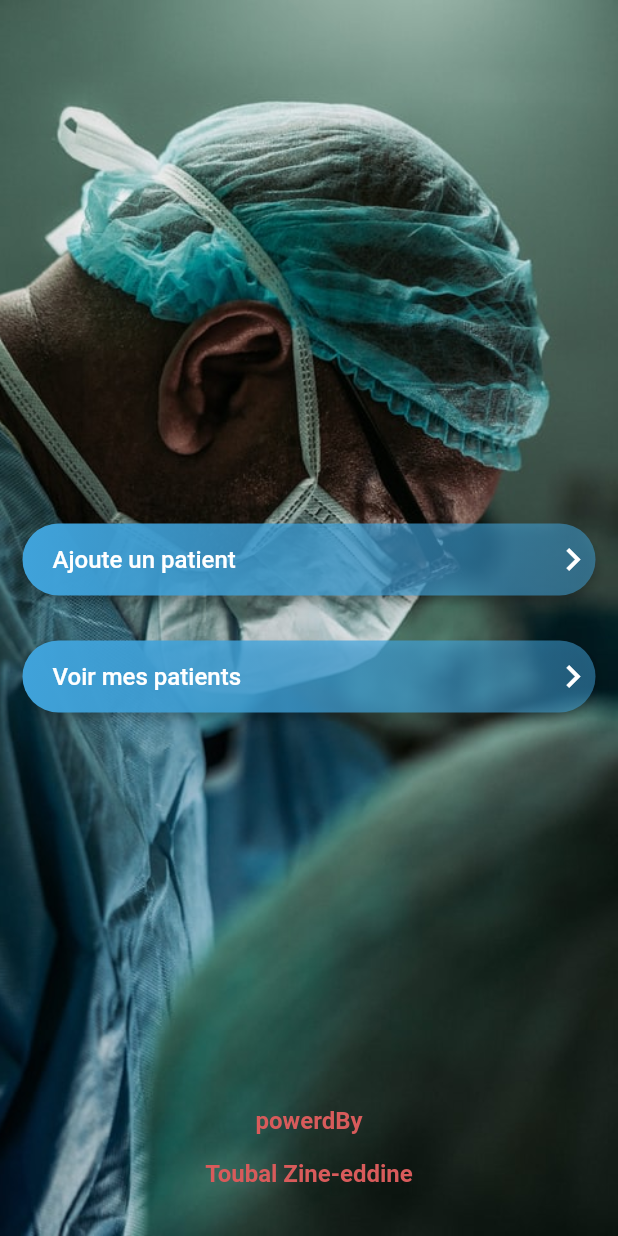
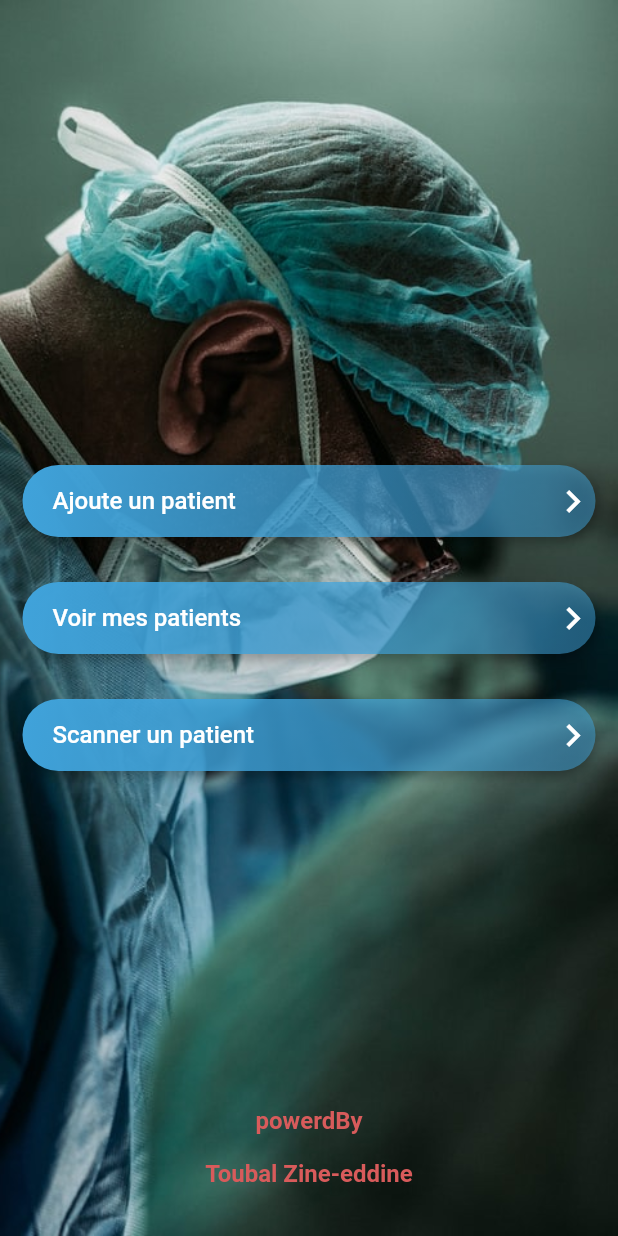
Before and after one commit to toubal77/dawini, a Flutter app: the screen it shows after launch, on a phone screen of 412 x 824 dp. Run offline on Flutter 3.47's test engine with Material 2 defaults, Android fonts, the phone set to English and light mode, and no system bars; our stand-ins replace barcode_widget, bordered_text, cloud_firestore, firebase_core, flutter_screenutil, fluttertoast and 1 more; missing offline and left inert: flutter_barcode_scanner, google_ml_kit; accounts and stored records are empty.

Commit message:
generate code qr

```diff
--- a/lib/app/home_page.dart
+++ b/lib/app/home_page.dart
@@ -1,5 +1,6 @@
 import 'package:dawini/app/all_patient/all_patient_screen.dart';
 import 'package:dawini/app/new_patient/new_patient_screen.dart';
+import 'package:dawini/app/scanne_patient/scanne_patient_screen.dart';
 import 'package:dawini/common_widgets/custom_elevated_button.dart';
 import 'package:dawini/common_widgets/size_config.dart';
 import 'package:dawini/constants/app_images.dart';
@@ -93,6 +94,40 @@ class HomePage extends StatelessWidget {
                   minHeight: 35,
                   minWidth: 200,
                 ),
+                CustomElevatedButton(
+                  buttonText: Row(
+                    mainAxisAlignment: MainAxisAlignment.spaceBetween,
+                    children: const [
+                      Padding(
+                        padding: EdgeInsets.only(left: 20.0),
+                        child: Text(
+                          "Scanner un patient",
+                          style: TextStyle(
+                            fontSize: 16,
+                            color: Colors.white,
+                          ),
+                        ),
+                      ),
+                      Icon(
+                        Icons.chevron_right,
+                        size: 30,
+                      ),
+                    ],
+                  ),
+                  onPressed: () {
+                    Navigator.push(
+                      context,
+                      MaterialPageRoute(
+                        fullscreenDialog: true,
+                        builder: (context) {
+                          return const ScannerPatientScreen();
+                        },
+                      ),
+                    );
+                  },
+                  minHeight: 35,
+                  minWidth: 200,
+                ),
               ],
             ),
             Positioned(
--- a/pubspec.yaml
+++ b/pubspec.yaml
@@ -48,6 +48,8 @@ dependencies:
   fluttertoast: ^8.0.9
   flutter_launcher_icons: ^0.9.3
   rename: ^2.0.1
+  flutter_barcode_scanner: ^2.0.0
+  barcode_widget: ^2.0.2
 
 flutter_icons:
   android: true
```
Also changed, not shown: lib/app/scanne_patient/scanne_patient_screen.dart (added, +117 -0 lines), lib/app/scanne_patient/widgets/build_button_qr.dart (added, +39 -0 lines), pubspec.lock.
